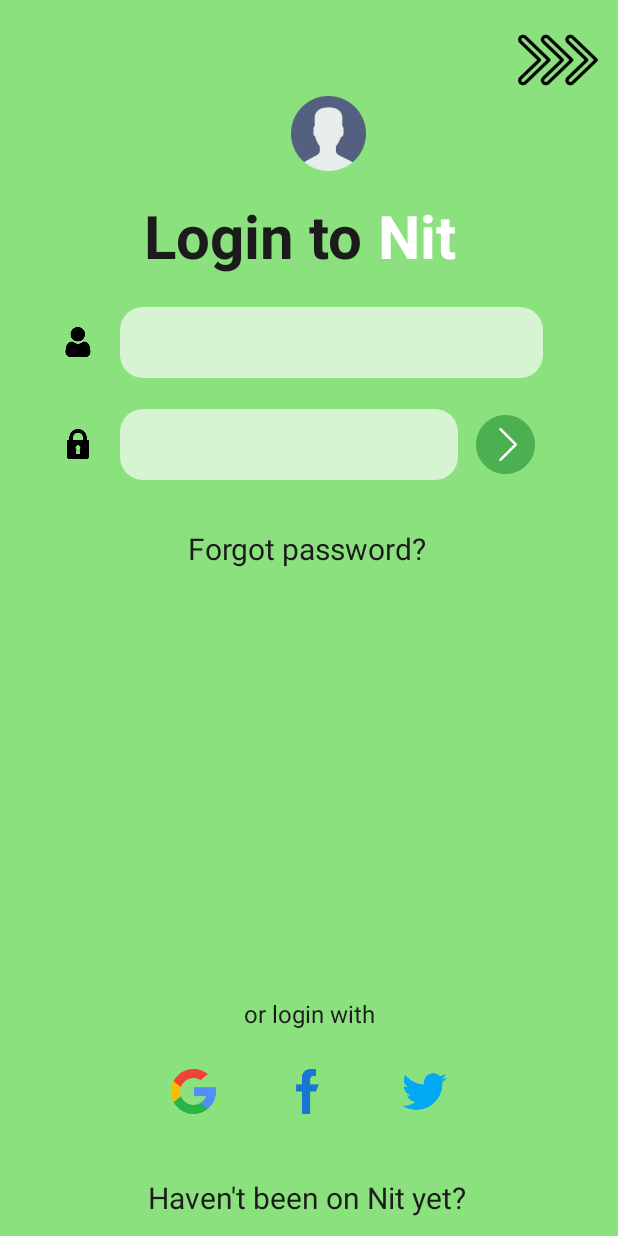
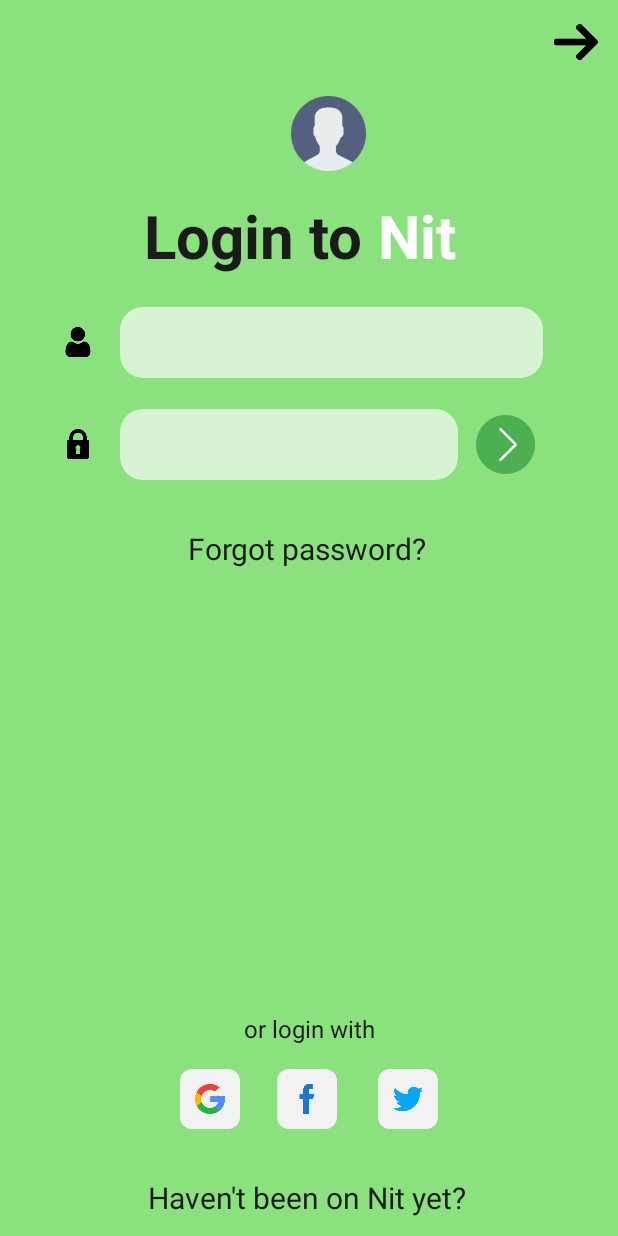
Before and after one commit to anhnguyen515/AppMusicOnline, an Android app: the LoginActivity screen opened directly, with no data from a screen before it, on a phone screen of 412 x 824 dp. Run offline under Robolectric (Android 15) with nearby library versions, the phone set to English and light mode, and no system bars.

```diff
--- /dev/null
+++ b/app/src/main/res/drawable/selector2.xml
@@ -0,0 +1,13 @@
+<?xml version="1.0" encoding="utf-8"?>
+<selector xmlns:android="http://schemas.android.com/apk/res/android">
+    <item android:state_pressed="false">
+        <shape
+            android:shape="rectangle">
+            <solid android:color="@color/very_light_gray" />
+            <size
+                android:width="16dp"
+                android:height="16dp" />
+            <corners android:radius="8dp" />
+        </shape>
+    </item>
+</selector>
--- a/app/src/main/res/layout/activity_login.xml
+++ b/app/src/main/res/layout/activity_login.xml
@@ -19,8 +19,8 @@
 
     <ImageButton
         android:id="@+id/imgSkip"
-        android:layout_width="64dp"
-        android:layout_height="64dp"
+        android:layout_width="40dp"
+        android:layout_height="40dp"
         android:layout_marginTop="8dp"
         android:layout_marginEnd="8dp"
         android:adjustViewBounds="true"
@@ -143,11 +143,11 @@
 
     <ImageButton
         android:id="@+id/imageButton2"
-        android:layout_width="50dp"
-        android:layout_height="50dp"
-        android:layout_marginStart="104dp"
+        android:layout_width="40dp"
+        android:layout_height="40dp"
+        android:layout_marginStart="120dp"
         android:layout_marginBottom="32dp"
-        android:background="@drawable/selector"
+        android:background="@drawable/selector2"
         android:padding="10dp"
         android:scaleType="fitCenter"
         android:src="@drawable/google"
@@ -155,10 +155,10 @@
         app:layout_constraintStart_toStartOf="parent" />
 
     <ImageButton
-        android:layout_width="50dp"
-        android:layout_height="50dp"
+        android:layout_width="40dp"
+        android:layout_height="40dp"
         android:layout_marginBottom="32dp"
-        android:background="@drawable/selector"
+        android:background="@drawable/selector2"
         android:padding="10dp"
         android:scaleType="fitCenter"
         android:src="@drawable/facebook"
@@ -169,11 +169,11 @@
 
     <ImageButton
         android:id="@+id/imageButton"
-        android:layout_width="50dp"
-        android:layout_height="50dp"
-        android:layout_marginEnd="104dp"
+        android:layout_width="40dp"
+        android:layout_height="40dp"
+        android:layout_marginEnd="120dp"
         android:layout_marginBottom="32dp"
-        android:background="@drawable/selector"
+        android:background="@drawable/selector2"
         android:padding="10dp"
         android:scaleType="fitCenter"
         android:src="@drawable/twitter"
```
Also changed, not shown: app/src/main/java/com/example/appmusiconline/Adapter/SearchAdapter.java (+41 -29 lines), app/src/main/res/drawable-v24/skip.png.
